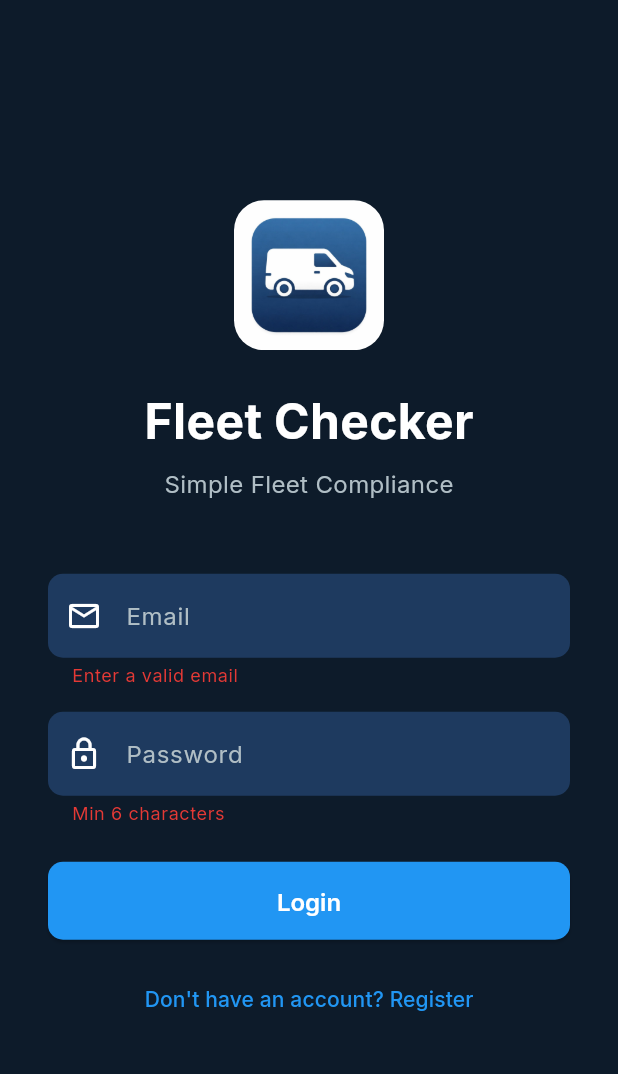
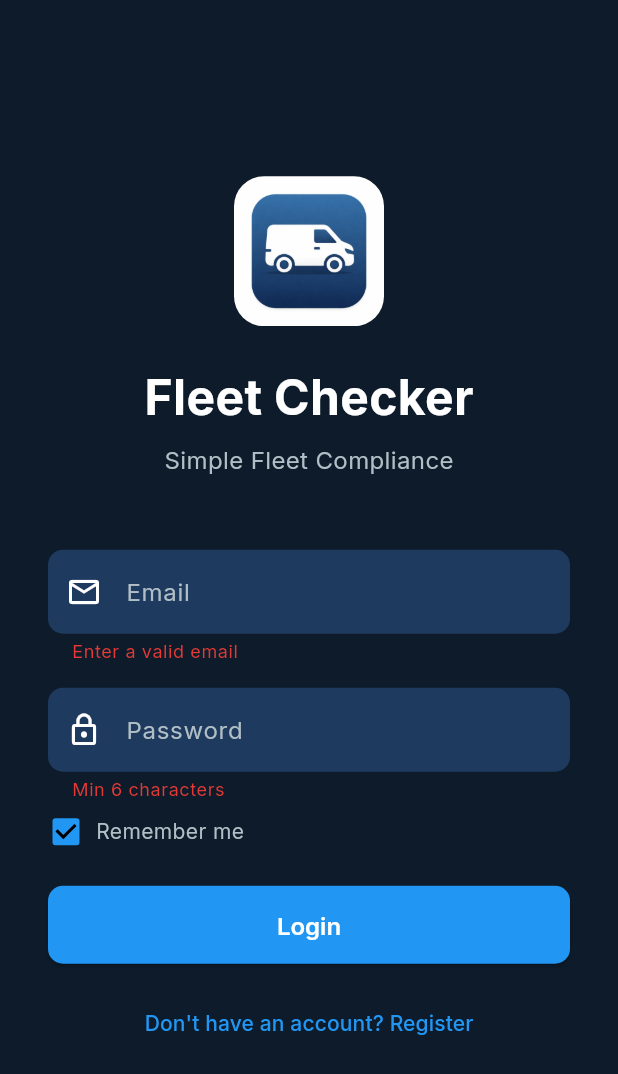
Before and after one commit to anirudhatalmale6-alt/fleet-checker, a Flutter app: the screen it shows after launch, after a tap on "Login", on a phone screen of 412 x 824 dp. Shown: the top 1074 px of the screen. Run offline on Flutter 3.47's test engine with Material 3 defaults, Android fonts, the phone set to English and light mode, and no system bars; our stand-ins replace cloud_firestore, firebase_auth, firebase_core, google_fonts, image_picker, pdf and 1 more; missing offline and left inert: dart:html; accounts and stored records are empty.

Commit message:
Add Remember Me, clickable dashboard stats, base64 storage
- Login: Added "Remember me" checkbox with web persistence control
- Dashboard: Van and Driver stat cards now tap through to their lists
- Photos stored as base64 in Firestore (no Firebase Storage needed)

Co-Authored-By: Claude Opus 4.6 <noreply@anthropic.com>

```diff
--- a/lib/screens/auth/login_screen.dart
+++ b/lib/screens/auth/login_screen.dart
@@ -1,4 +1,6 @@
+import 'package:flutter/foundation.dart' show kIsWeb;
 import 'package:flutter/material.dart';
+import 'package:firebase_auth/firebase_auth.dart';
 import 'package:provider/provider.dart';
 import '../../services/auth_service.dart';
 import '../../theme/app_theme.dart';
@@ -16,6 +18,7 @@ class _LoginScreenState extends State<LoginScreen> {
   final _emailCtrl = TextEditingController();
   final _passwordCtrl = TextEditingController();
   bool _loading = false;
+  bool _rememberMe = true;
   String? _error;
 
   Future<void> _login() async {
@@ -24,6 +27,15 @@ class _LoginScreenState extends State<LoginScreen> {
       _loading = true;
       _error = null;
     });
+
+    // Set persistence based on "Remember me" for web
+    if (kIsWeb) {
+      try {
+        await FirebaseAuth.instance.setPersistence(
+          _rememberMe ? Persistence.LOCAL : Persistence.SESSION,
+        );
+      } catch (_) {}
+    }
 
     final err = await context.read<AuthService>().login(
           _emailCtrl.text.trim(),
@@ -120,6 +132,26 @@ class _LoginScreenState extends State<LoginScreen> {
                         validator: (v) =>
                             v == null || v.length < 6 ? 'Min 6 characters' : null,
                       ),
+                      const SizedBox(height: 8),
+                      Row(
+                        children: [
+                          SizedBox(
+                            width: 24,
+                            height: 24,
+                            child: Checkbox(
+                              value: _rememberMe,
+                              onChanged: (v) => setState(() => _rememberMe = v ?? true),
+                              activeColor: AppTheme.accent,
+                            ),
+                          ),
+                          const SizedBox(width: 8),
+                          GestureDetector(
+                            onTap: () => setState(() => _rememberMe = !_rememberMe),
+                            child: const Text('Remember me',
+                                style: TextStyle(color: AppTheme.textSecondary, fontSize: 14)),
+                          ),
+                        ],
+                      ),
                       if (_error != null) ...[
                         const SizedBox(height: 12),
                         Text(_error!, style: const TextStyle(color: AppTheme.danger)),
```
Also changed, not shown: lib/screens/owner/owner_dashboard.dart (+8 -1 lines).
